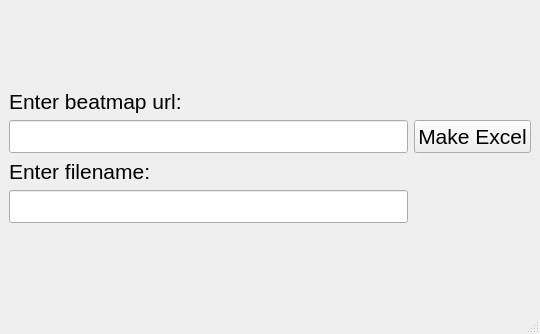
First picture: the form in des.ui, repository B0und/Osu-Match-Results-Parser, before the edit.
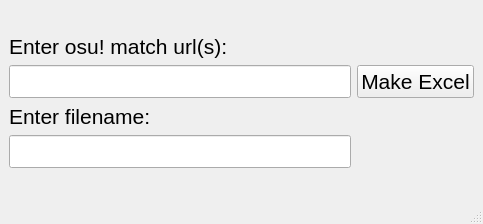
Second picture: the form after the edit.

What changed in the file:
```diff
--- a/des.ui
+++ b/des.ui
@@ -6,8 +6,8 @@
    <rect>
     <x>0</x>
     <y>0</y>
-    <width>540</width>
-    <height>334</height>
+    <width>483</width>
+    <height>224</height>
    </rect>
   </property>
   <property name="windowTitle">
@@ -61,7 +61,7 @@
          </font>
         </property>
         <property name="text">
-         <string>Enter beatmap url:</string>
+         <string>Enter osu! match url(s):</string>
         </property>
        </widget>
       </item>
```
Left out of the diff: 2 changed lines with no effect on the pictures.
